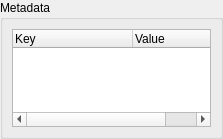
Old version of the form inlinino/resources/widget_metadata.ui in the repository OceanOptics/Inlinino.
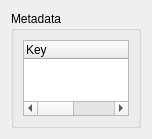
New version of the form.

Patch:
```diff
--- a/inlinino/resources/widget_metadata.ui
+++ b/inlinino/resources/widget_metadata.ui
@@ -6,26 +6,14 @@
    <rect>
     <x>0</x>
     <y>0</y>
-    <width>223</width>
+    <width>152</width>
     <height>139</height>
    </rect>
   </property>
   <property name="windowTitle">
    <string>Form</string>
   </property>
-  <layout class="QVBoxLayout" name="verticalLayout">
-   <property name="leftMargin">
-    <number>0</number>
-   </property>
-   <property name="topMargin">
-    <number>0</number>
-   </property>
-   <property name="rightMargin">
-    <number>0</number>
-   </property>
-   <property name="bottomMargin">
-    <number>0</number>
-   </property>
+  <layout class="QVBoxLayout" name="layout">
    <item>
     <widget class="QGroupBox" name="group_box_metadata">
      <property name="title">
```
Left out of the diff: 6 changed lines with no effect on the pictures.
